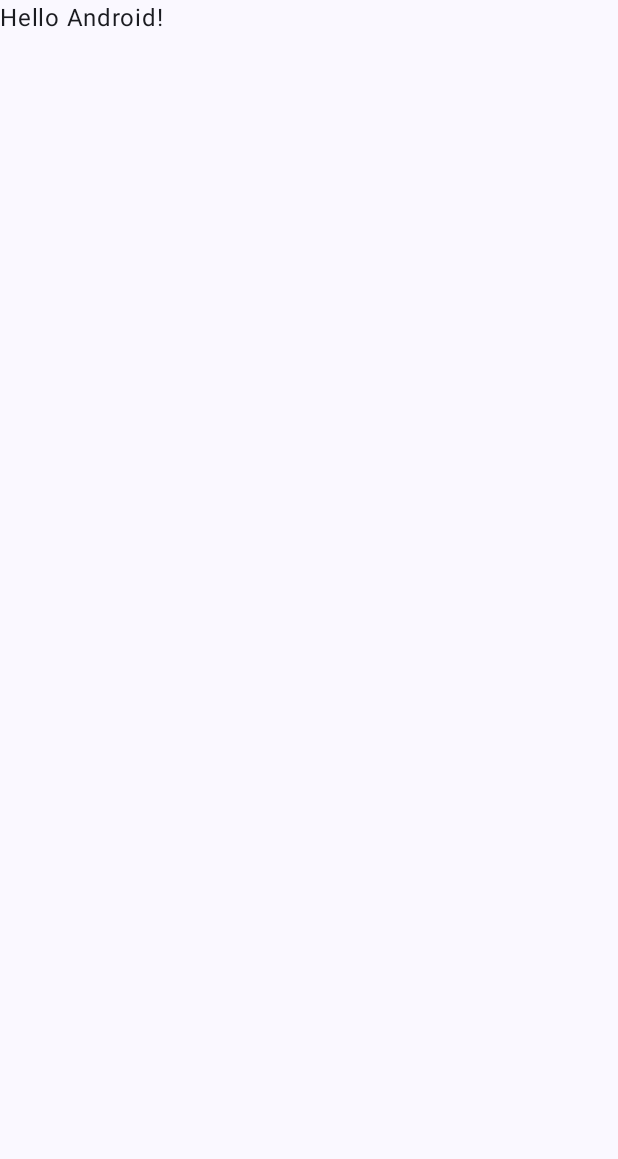
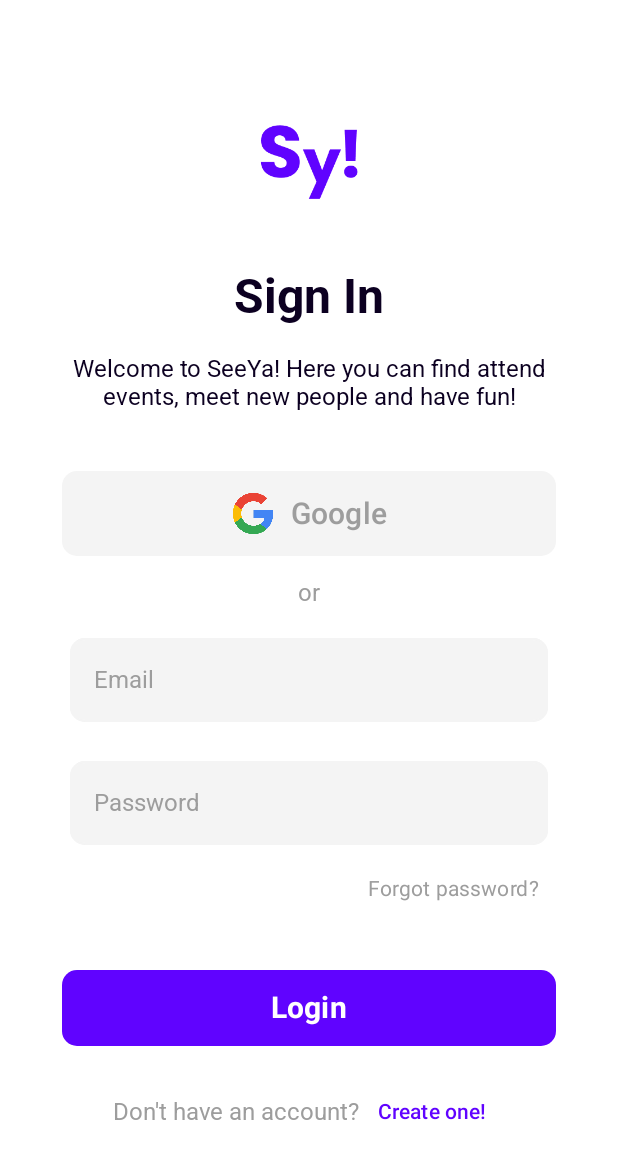
Before and after one commit to Bakhytgali/SeeYa, an Android app built with Jetpack Compose: the screen it shows after launch (MainActivity), on a phone screen of 412 x 824 dp. Before the commit the part shown is almost empty. Shown: the top 1159 px of the screen. Run offline under Robolectric (Android 15) with nearby library versions, the phone set to English and light mode, and no system bars; our stand-ins replace accompanist.

Commit message:
Project Setup + Login Page

```diff
--- a/app/src/main/java/com/example/seeya/MainActivity.kt
+++ b/app/src/main/java/com/example/seeya/MainActivity.kt
@@ -4,14 +4,8 @@ import android.os.Bundle
 import androidx.activity.ComponentActivity
 import androidx.activity.compose.setContent
 import androidx.activity.enableEdgeToEdge
-import androidx.compose.foundation.layout.fillMaxSize
-import androidx.compose.foundation.layout.padding
-import androidx.compose.material3.Scaffold
-import androidx.compose.material3.Text
-import androidx.compose.runtime.Composable
-import androidx.compose.ui.Modifier
-import androidx.compose.ui.tooling.preview.Preview
 import com.example.seeya.ui.theme.SeeYaTheme
+import com.example.seeya.ui.theme.screens.LoginScreenState
 
 class MainActivity : ComponentActivity() {
     override fun onCreate(savedInstanceState: Bundle?) {
@@ -19,29 +13,8 @@ class MainActivity : ComponentActivity() {
         enableEdgeToEdge()
         setContent {
             SeeYaTheme {
-                Scaffold(modifier = Modifier.fillMaxSize()) { innerPadding ->
-                    Greeting(
-                        name = "Android",
-                        modifier = Modifier.padding(innerPadding)
-                    )
-                }
+                LoginScreenState()
             }
         }
     }
 }
-
-@Composable
-fun Greeting(name: String, modifier: Modifier = Modifier) {
-    Text(
-        text = "Hello $name!",
-        modifier = modifier
-    )
-}
-
-@Preview(showBackground = true)
-@Composable
-fun GreetingPreview() {
-    SeeYaTheme {
-        Greeting("Android")
-    }
-}
--- a/app/src/main/java/com/example/seeya/ui/theme/Color.kt
+++ b/app/src/main/java/com/example/seeya/ui/theme/Color.kt
@@ -9,3 +9,12 @@ val Pink80 = Color(0xFFEFB8C8)
 val Purple40 = Color(0xFF6650a4)
 val PurpleGrey40 = Color(0xFF625b71)
 val Pink40 = Color(0xFF7D5260)
+
+
+// "SeeYa" mobile application main Colors
+
+val bgColor = Color(0xFFFFFFFF) // White, for background
+val primaryColor = Color(0xFF0C0021) // Primary Blue
+val secondaryColor = Color(0xFF6003FF) // Secondary Purple
+val primaryContainerColor = Color(0xFFF4F4F4)
+val grayText = Color(0xFF9D9D9D)
--- a/app/src/main/java/com/example/seeya/ui/theme/Theme.kt
+++ b/app/src/main/java/com/example/seeya/ui/theme/Theme.kt
@@ -1,6 +1,5 @@
 package com.example.seeya.ui.theme
 
-import android.app.Activity
 import android.os.Build
 import androidx.compose.foundation.isSystemInDarkTheme
 import androidx.compose.material3.MaterialTheme
@@ -9,7 +8,10 @@ import androidx.compose.material3.dynamicDarkColorScheme
 import androidx.compose.material3.dynamicLightColorScheme
 import androidx.compose.material3.lightColorScheme
 import androidx.compose.runtime.Composable
+import androidx.compose.runtime.SideEffect
+import androidx.compose.ui.graphics.Color
 import androidx.compose.ui.platform.LocalContext
+import com.google.accompanist.systemuicontroller.rememberSystemUiController
 
 private val DarkColorScheme = darkColorScheme(
     primary = Purple80,
@@ -50,9 +52,17 @@ fun SeeYaTheme(
         else -> LightColorScheme
     }
 
+    val systemUIController = rememberSystemUiController()
+
+    SideEffect {
+        systemUIController.setSystemBarsColor(
+            color = Color.White
+        )
+    }
+
     MaterialTheme(
         colorScheme = colorScheme,
-        typography = Typography,
+        typography = SeeYaTypography,
         content = content
     )
 }
--- a/app/src/main/java/com/example/seeya/ui/theme/Type.kt
+++ b/app/src/main/java/com/example/seeya/ui/theme/Type.kt
@@ -2,33 +2,18 @@ package com.example.seeya.ui.theme
 
 import androidx.compose.material3.Typography
 import androidx.compose.ui.text.TextStyle
+import androidx.compose.ui.text.font.Font
 import androidx.compose.ui.text.font.FontFamily
 import androidx.compose.ui.text.font.FontWeight
 import androidx.compose.ui.unit.sp
+import com.example.seeya.R
 
-// Set of Material typography styles to start with
-val Typography = Typography(
-    bodyLarge = TextStyle(
-        fontFamily = FontFamily.Default,
-        fontWeight = FontWeight.Normal,
-        fontSize = 16.sp,
-        lineHeight = 24.sp,
-        letterSpacing = 0.5.sp
-    )
-    /* Other default text styles to override
-    titleLarge = TextStyle(
-        fontFamily = FontFamily.Default,
-        fontWeight = FontWeight.Normal,
-        fontSize = 22.sp,
-        lineHeight = 28.sp,
-        letterSpacing = 0.sp
-    ),
-    labelSmall = TextStyle(
-        fontFamily = FontFamily.Default,
-        fontWeight = FontWeight.Medium,
-        fontSize = 11.sp,
-        lineHeight = 16.sp,
-        letterSpacing = 0.5.sp
-    )
-    */
+// "SeeYa" mobile application main font
+val Roboto = FontFamily(
+    Font(R.font.roboto_bold, FontWeight.Bold),
+    Font(R.font.roboto_regular, FontWeight.Normal)
 )
+
+val SeeYaTypography = Typography(
+    bodyLarge = TextStyle(fontFamily = Roboto, fontSize = 16.sp),
+)
--- /dev/null
+++ b/app/src/main/java/com/example/seeya/ui/theme/components/CustomTextField.kt
@@ -0,0 +1,56 @@
+package com.example.seeya.ui.theme.components
+
+import androidx.compose.foundation.shape.RoundedCornerShape
+import androidx.compose.material3.OutlinedTextField
+import androidx.compose.material3.Text
+import androidx.compose.material3.TextFieldDefaults
+import androidx.compose.runtime.Composable
+import androidx.compose.runtime.MutableState
+import androidx.compose.runtime.mutableStateOf
+import androidx.compose.runtime.remember
+import androidx.compose.ui.Modifier
+import androidx.compose.ui.graphics.Color
+import androidx.compose.ui.text.TextStyle
+import androidx.compose.ui.unit.dp
+import androidx.compose.ui.unit.sp
+import com.example.seeya.ui.theme.grayText
+import com.example.seeya.ui.theme.primaryColor
+import com.example.seeya.ui.theme.primaryContainerColor
+import com.example.seeya.ui.theme.secondaryColor
+
+@Composable
+fun CustomTextField(
+    text: MutableState<String>,
+    placeholder: String,
+    onValueChange: (String) -> Unit,
+    modifier: Modifier = Modifier,
+    numberOfLines: Int = 1,
+    ) {
+
+    OutlinedTextField(
+        value = text.value,
+        textStyle = TextStyle(
+            fontSize = 16.sp
+        ),
+        placeholder = {
+            Text(
+                text = placeholder,
+                color = grayText,
+                fontSize = 16.sp
+            )
+        },
+        onValueChange = onValueChange,
+        maxLines = numberOfLines,
+        shape = RoundedCornerShape(10.dp),
+        colors = TextFieldDefaults.colors(
+            focusedContainerColor = Color.Transparent,
+            unfocusedContainerColor = primaryContainerColor,
+            unfocusedTextColor = primaryColor,
+            focusedTextColor = secondaryColor,
+            focusedIndicatorColor = secondaryColor,
+            unfocusedIndicatorColor = primaryContainerColor,
+            cursorColor = secondaryColor,
+        ),
+        modifier = modifier
+    )
+}
--- /dev/null
+++ b/app/src/main/java/com/example/seeya/ui/theme/screens/LoginScreen.kt
@@ -0,0 +1,249 @@
+package com.example.seeya.ui.theme.screens
+
+import androidx.compose.foundation.Image
+import androidx.compose.foundation.background
+import androidx.compose.foundation.layout.Arrangement
+import androidx.compose.foundation.layout.Box
+import androidx.compose.foundation.layout.Column
+import androidx.compose.foundation.layout.Row
+import androidx.compose.foundation.layout.Spacer
+import androidx.compose.foundation.layout.fillMaxHeight
+import androidx.compose.foundation.layout.fillMaxSize
+import androidx.compose.foundation.layout.fillMaxWidth
+import androidx.compose.foundation.layout.height
+import androidx.compose.foundation.layout.padding
+import androidx.compose.foundation.layout.size
+import androidx.compose.foundation.layout.width
+import androidx.compose.foundation.shape.RoundedCornerShape
+import androidx.compose.material3.Button
+import androidx.compose.material3.ButtonDefaults
+import androidx.compose.material3.Text
+import androidx.compose.material3.TextButton
+import androidx.compose.runtime.Composable
+import androidx.compose.runtime.MutableState
+import androidx.compose.runtime.mutableStateOf
+import androidx.compose.runtime.remember
+import androidx.compose.ui.Alignment
+import androidx.compose.ui.Modifier
+import androidx.compose.ui.graphics.Color
+import androidx.compose.ui.res.painterResource
+import androidx.compose.ui.res.stringResource
+import androidx.compose.ui.text.font.FontWeight
+import androidx.compose.ui.text.style.TextAlign
+import androidx.compose.ui.tooling.preview.Preview
+import androidx.compose.ui.unit.dp
+import androidx.compose.ui.unit.sp
+import com.example.seeya.R
+import com.example.seeya.ui.theme.bgColor
+import com.example.seeya.ui.theme.components.CustomTextField
+import com.example.seeya.ui.theme.primaryContainerColor
+import com.example.seeya.ui.theme.grayText
+import com.example.seeya.ui.theme.primaryColor
+import com.example.seeya.ui.theme.secondaryColor
+
+@Composable
+fun LoginScreen(
+    email: MutableState<String>,
+    password: MutableState<String>,
+    onEmailChange: (String) -> Unit,
+    onPasswordChange: (String) -> Unit,
+    modifier: Modifier = Modifier
+) {
+    Box(
+        contentAlignment = Alignment.Center,
+        modifier = Modifier
+            .fillMaxSize()
+            .background(bgColor),
+
+        ) {
+        Column(
+            verticalArrangement = Arrangement.Center,
+            horizontalAlignment = Alignment.CenterHorizontally,
+            modifier = Modifier
+                .fillMaxHeight()
+                .fillMaxWidth(0.8f)
+        ) {
+
+            // SeeYa Logo
+            Image(
+                painter = painterResource(R.drawable.seeya_logo_mono),
+                contentDescription = "SeeYa Logo",
+                modifier = Modifier.size(90.dp)
+            )
+
+            // Login Page title + subtitle section
+
+            Spacer(modifier = Modifier.height(30.dp))
+
+            Text(
+                text = "Sign In",
+                fontSize = 32.sp,
+                color = primaryColor,
+                fontWeight = FontWeight.Bold
+            )
+
+            Spacer(modifier = Modifier.height(20.dp))
+
+            Text(
+                text = stringResource(R.string.login_greet),
+                fontSize = 16.sp,
+                color = primaryColor,
+                textAlign = TextAlign.Center
+            )
+
+
+            // Google Auth Button
+            Spacer(modifier = Modifier.height(40.dp))
+
+            Button(
+                onClick = {
+                    // TODO
+                },
+                shape = RoundedCornerShape(10.dp),
+                colors = ButtonDefaults.buttonColors(
+                    containerColor = primaryContainerColor
+                ),
+                modifier = Modifier.fillMaxWidth()
+            ) {
+                Row(
+                    horizontalArrangement = Arrangement.Center,
+                    verticalAlignment = Alignment.CenterVertically,
+                    modifier = Modifier.padding(5.dp)
+                ) {
+                    Image(
+                        painter = painterResource(R.drawable.google_logo),
+                        contentDescription = "Google Logo Icon",
+                        modifier = Modifier.size(30.dp)
+                    )
+
+                    Spacer(modifier = Modifier.width(10.dp))
+
+                    Text(
+                        text = "Google",
+                        color = grayText,
+                        fontSize = 20.sp
+                    )
+                }
+            }
+
+            Spacer(modifier = Modifier.height(15.dp))
+
+            Text(
+                text = "or",
+                fontSize = 16.sp,
+                color = grayText
+            )
+
+            Spacer(modifier = Modifier.height(15.dp))
+
+            // Login with email and password fields
+            CustomTextField(
+                text = email,
+                placeholder = "Email",
+                onValueChange = onEmailChange,
+                modifier = Modifier
+                    .fillMaxWidth()
+                    .padding(5.dp)
+            )
+
+            Spacer(modifier = Modifier.height(15.dp))
+
+            CustomTextField(
+                text = password,
+                placeholder = "Password",
+                onValueChange = onPasswordChange,
+                modifier = Modifier
+                    .fillMaxWidth()
+                    .padding(5.dp)
+            )
+
+            // Forgot password link
+
+            TextButton(
+                onClick = {
+                    // TODO
+                }
+            ) {
+                Text(
+                    text = "Forgot password?",
+                    color = grayText,
+                    fontSize = 14.sp,
+                    textAlign = TextAlign.End,
+                    modifier = Modifier.fillMaxWidth(),
+                    fontWeight = FontWeight.Normal
+                )
+            }
+
+            // Login Button
+            Spacer(modifier = Modifier.height(30.dp))
+
+            Button(
+                onClick = {
+                    // TODO
+                },
+                modifier = Modifier
+                    .fillMaxWidth(),
+                shape = RoundedCornerShape(10.dp),
+                colors = ButtonDefaults.buttonColors(
+                    containerColor = secondaryColor,
+                )
+            ) {
+                Text(
+                    "Login",
+                    fontWeight = FontWeight.Bold,
+                    color = Color.White,
+                    fontSize = 20.sp,
+                    modifier = Modifier.padding(5.dp),
+                )
+            }
+
+            // Create Account Link
+
+            Spacer(modifier = Modifier.height(20.dp))
+
+            Row(
+                verticalAlignment = Alignment.CenterVertically,
+                horizontalArrangement = Arrangement.Center
+            ) {
+                Text(
+                    text = "Don't have an account?",
+                    color = grayText
+                )
+
+                TextButton(
+                    onClick = {
+                        // TODO
+                    },
+                ) {
+                    Text(
+                        text = "Create one!",
+                        color = secondaryColor
+                    )
+                }
+            }
+        }
+    }
+}
+
+@Composable
+@Preview
+fun LoginScreenState() {
+    val email = remember {
+        mutableStateOf("")
+    }
+
+    val password = remember {
+        mutableStateOf("")
+    }
+
+    LoginScreen(
+        email = email,
+        password = password,
+        onEmailChange = {
+            email.value = it
+        },
+        onPasswordChange = {
+            password.value = it
+        }
+    )
+}
--- a/app/src/main/res/values/strings.xml
+++ b/app/src/main/res/values/strings.xml
@@ -1,3 +1,7 @@
 <resources>
     <string name="app_name">SeeYa</string>
+
+    <string name="login_greet">
+        Welcome to SeeYa! Here you can find attend events, meet new people and have fun!
+    </string>
 </resources>
--- a/gradle/libs.versions.toml
+++ b/gradle/libs.versions.toml
@@ -1,4 +1,5 @@
 [versions]
+accompanistSystemuicontroller = "0.30.1"
 agp = "8.6.0"
 kotlin = "1.9.0"
 coreKtx = "1.15.0"
@@ -10,6 +11,7 @@ activityCompose = "1.10.0"
 composeBom = "2024.04.01"
 
 [libraries]
+accompanist-systemuicontroller = { module = "com.google.accompanist:accompanist-systemuicontroller", version.ref = "accompanistSystemuicontroller" }
 androidx-core-ktx = { group = "androidx.core", name = "core-ktx", version.ref = "coreKtx" }
 junit = { group = "junit", name = "junit", version.ref = "junit" }
 androidx-junit = { group = "androidx.test.ext", name = "junit", version.ref = "junitVersion" }
```
Also changed, not shown: app/build.gradle.kts (+5 -2 lines), app/src/main/res/drawable-nodpi/google_logo.png (added), app/src/main/res/drawable-nodpi/seeya_logo.png (added), app/src/main/res/drawable-nodpi/seeya_logo_mono.png (added), app/src/main/res/font/roboto_bold.ttf (added), app/src/main/res/font/roboto_regular.ttf (added).
